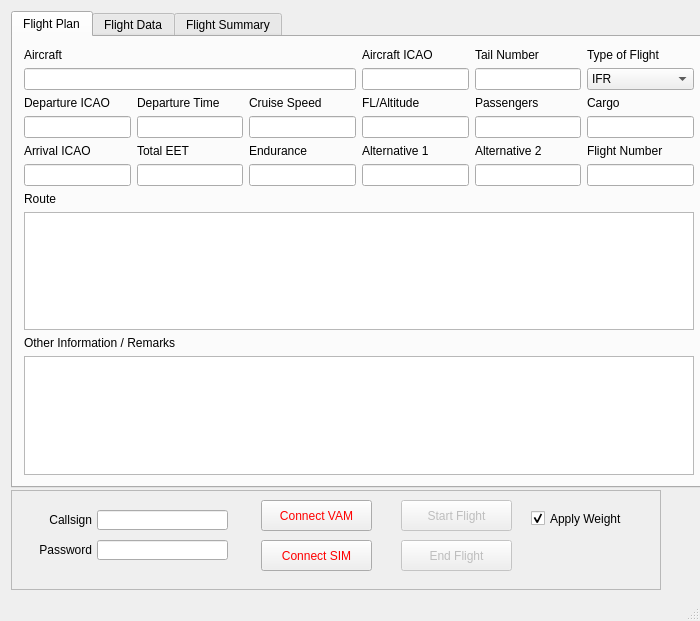
Old version of the form mainwindow.ui in the repository Maeyanie/OAACARS.
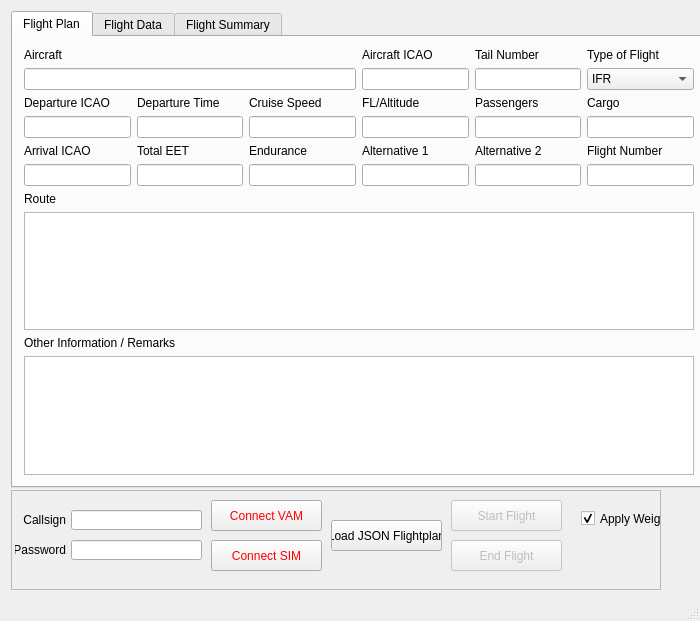
New version of the form.

```diff
--- a/mainwindow.ui
+++ b/mainwindow.ui
@@ -810,9 +810,9 @@
       <widget class="QCheckBox" name="applyWeight">
        <property name="geometry">
         <rect>
-         <x>520</x>
+         <x>570</x>
          <y>20</y>
-         <width>141</width>
+         <width>91</width>
          <height>17</height>
         </rect>
        </property>
@@ -832,7 +832,7 @@
        </property>
        <property name="geometry">
         <rect>
-         <x>390</x>
+         <x>440</x>
          <y>50</y>
          <width>111</width>
          <height>31</height>
@@ -845,7 +845,7 @@
       <widget class="QLineEdit" name="callsign">
        <property name="geometry">
         <rect>
-         <x>86</x>
+         <x>60</x>
          <y>20</y>
          <width>131</width>
          <height>20</height>
@@ -855,7 +855,7 @@
       <widget class="QLineEdit" name="password">
        <property name="geometry">
         <rect>
-         <x>86</x>
+         <x>60</x>
          <y>50</y>
          <width>131</width>
          <height>20</height>
@@ -865,7 +865,7 @@
       <widget class="QPushButton" name="connectButton">
        <property name="geometry">
         <rect>
-         <x>250</x>
+         <x>200</x>
          <y>10</y>
          <width>111</width>
          <height>31</height>
@@ -881,7 +881,7 @@
       <widget class="QPushButton" name="conSim">
        <property name="geometry">
         <rect>
-         <x>250</x>
+         <x>200</x>
          <y>50</y>
          <width>111</width>
          <height>31</height>
@@ -897,9 +897,9 @@
       <widget class="QLabel" name="label_16">
        <property name="geometry">
         <rect>
-         <x>10</x>
+         <x>4</x>
          <y>50</y>
-         <width>71</width>
+         <width>51</width>
          <height>20</height>
         </rect>
        </property>
@@ -916,7 +916,7 @@
        </property>
        <property name="geometry">
         <rect>
-         <x>390</x>
+         <x>440</x>
          <y>10</y>
          <width>111</width>
          <height>31</height>
@@ -929,9 +929,9 @@
       <widget class="QLabel" name="label_15">
        <property name="geometry">
         <rect>
-         <x>10</x>
+         <x>4</x>
          <y>20</y>
-         <width>71</width>
+         <width>51</width>
          <height>20</height>
         </rect>
        </property>
@@ -942,6 +942,19 @@
         <set>Qt::AlignRight|Qt::AlignTrailing|Qt::AlignVCenter</set>
        </property>
       </widget>
+      <widget class="QPushButton" name="loadJsonButton">
+       <property name="geometry">
+        <rect>
+         <x>320</x>
+         <y>30</y>
+         <width>111</width>
+         <height>31</height>
+        </rect>
+       </property>
+       <property name="text">
+        <string>Load JSON Flightplan</string>
+       </property>
+      </widget>
      </widget>
     </item>
    </layout>
```
